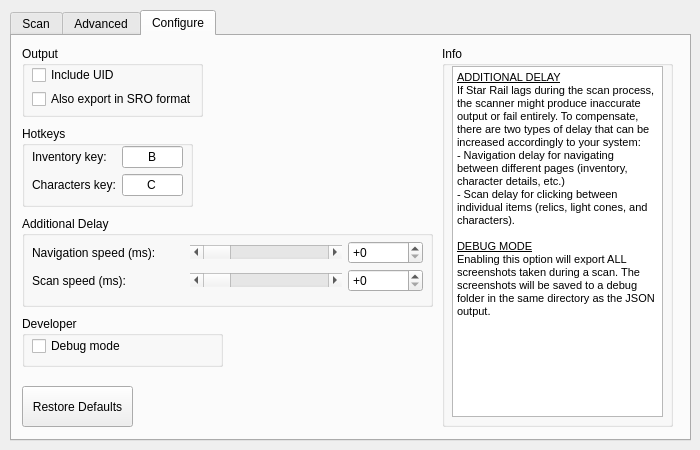
This is src/ui/hsr_scanner.ui in kel-z/HSR-Scanner as Qt 5 draws it before an edit. The edited form follows.
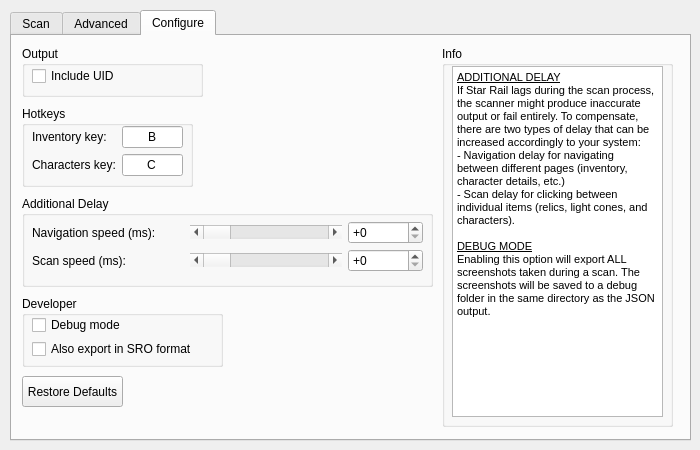
This is the edited form. The open tabs and pages were chosen to show the change. Custom widgets are drawn as their Qt base class.

Commit message: revert: hide advanced tab for now

```diff
--- a/src/ui/hsr_scanner.ui
+++ b/src/ui/hsr_scanner.ui
@@ -695,7 +695,7 @@
       <property name="geometry">
        <rect>
         <x>10</x>
-        <y>90</y>
+        <y>70</y>
         <width>171</width>
         <height>81</height>
        </rect>
@@ -771,7 +771,7 @@
         <x>10</x>
         <y>10</y>
         <width>181</width>
-        <height>71</height>
+        <height>51</height>
        </rect>
       </property>
       <property name="title">
@@ -783,7 +783,7 @@
          <x>10</x>
          <y>20</y>
          <width>160</width>
-         <height>42</height>
+         <height>21</height>
         </rect>
        </property>
        <layout class="QVBoxLayout" name="verticalLayout_4">
@@ -794,16 +794,6 @@
           </property>
          </widget>
         </item>
-        <item>
-         <widget class="QCheckBox" name="checkBoxSroFormat">
-          <property name="toolTip">
-           <string>Star Rail Optimizer</string>
-          </property>
-          <property name="text">
-           <string>Also export in SRO format</string>
-          </property>
-         </widget>
-        </item>
        </layout>
       </widget>
      </widget>
@@ -811,9 +801,9 @@
       <property name="geometry">
        <rect>
         <x>10</x>
-        <y>280</y>
+        <y>260</y>
         <width>201</width>
-        <height>51</height>
+        <height>71</height>
        </rect>
       </property>
       <property name="title">
@@ -825,7 +815,7 @@
          <x>10</x>
          <y>20</y>
          <width>181</width>
-         <height>21</height>
+         <height>42</height>
         </rect>
        </property>
        <layout class="QVBoxLayout" name="verticalLayout_2">
@@ -839,6 +829,16 @@
           </property>
          </widget>
         </item>
+        <item>
+         <widget class="QCheckBox" name="checkBoxSroFormat">
+          <property name="toolTip">
+           <string>Star Rail Optimizer</string>
+          </property>
+          <property name="text">
+           <string>Also export in SRO format</string>
+          </property>
+         </widget>
+        </item>
        </layout>
       </widget>
      </widget>
@@ -846,7 +846,7 @@
       <property name="geometry">
        <rect>
         <x>10</x>
-        <y>180</y>
+        <y>160</y>
         <width>411</width>
         <height>91</height>
        </rect>
@@ -1054,9 +1054,9 @@
       <property name="geometry">
        <rect>
         <x>10</x>
-        <y>350</y>
-        <width>111</width>
-        <height>41</height>
+        <y>340</y>
+        <width>101</width>
+        <height>31</height>
        </rect>
       </property>
       <property name="text">
```
Left out of the diff: 4 changed lines with no effect on the pictures. The commit also changes 2 other files.
